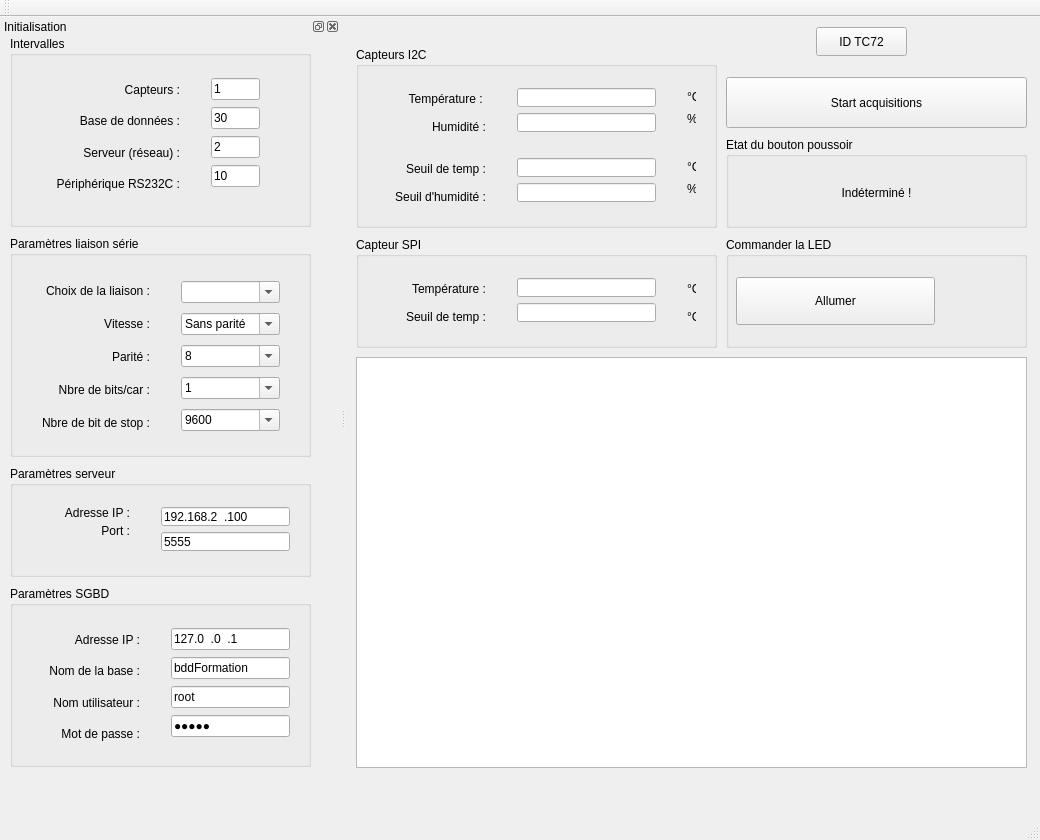
Before: the Qt Designer form cihmappformqtcpp.ui in PhASnBenoit/appFormQtCpp, drawn with Qt 5.
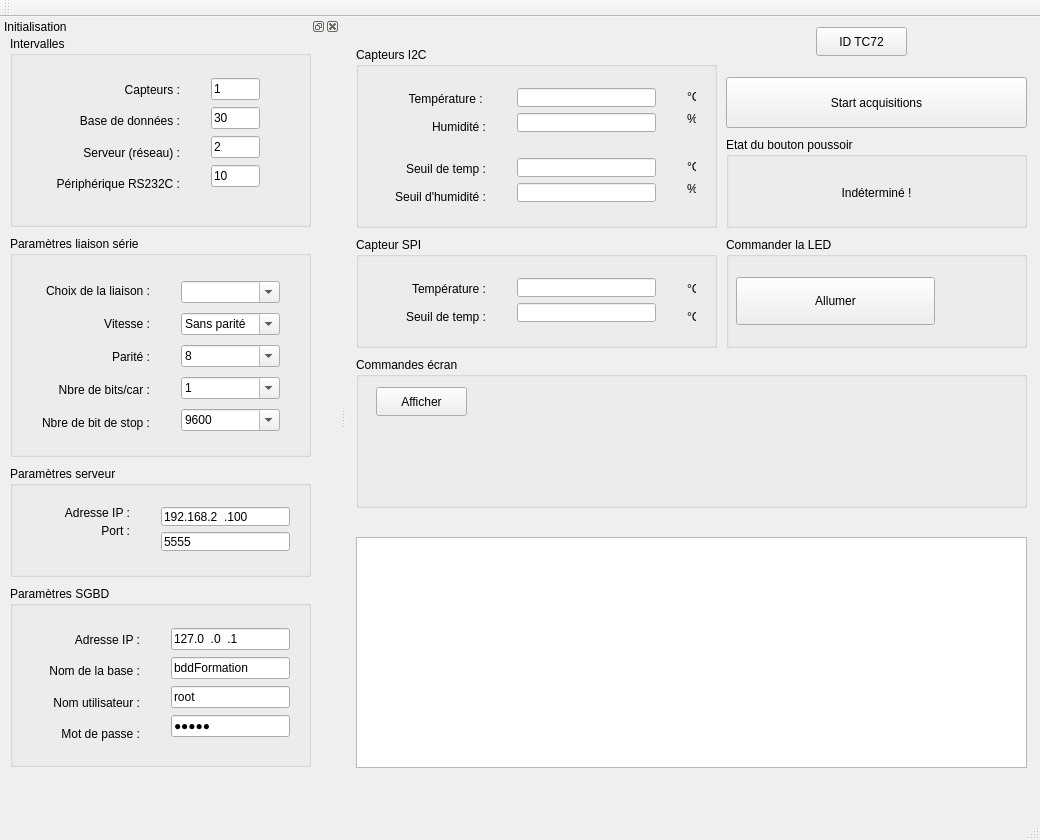
After: the same form once the commit is applied. Icons and pictures are not drawn.

```diff
--- a/cihmappformqtcpp.ui
+++ b/cihmappformqtcpp.ui
@@ -277,9 +277,9 @@
     <property name="geometry">
      <rect>
       <x>10</x>
-      <y>340</y>
+      <y>520</y>
       <width>671</width>
-      <height>411</height>
+      <height>231</height>
      </rect>
     </property>
     <property name="readOnly">
@@ -447,6 +447,32 @@
      <string>ID TC72</string>
     </property>
    </widget>
+   <widget class="QGroupBox" name="gbLcd">
+    <property name="geometry">
+     <rect>
+      <x>10</x>
+      <y>340</y>
+      <width>671</width>
+      <height>151</height>
+     </rect>
+    </property>
+    <property name="title">
+     <string>Commandes écran</string>
+    </property>
+    <widget class="QPushButton" name="pbLcd">
+     <property name="geometry">
+      <rect>
+       <x>20</x>
+       <y>30</y>
+       <width>91</width>
+       <height>29</height>
+      </rect>
+     </property>
+     <property name="text">
+      <string>Afficher</string>
+     </property>
+    </widget>
+   </widget>
   </widget>
   <widget class="QMenuBar" name="menuBar">
    <property name="geometry">
```
